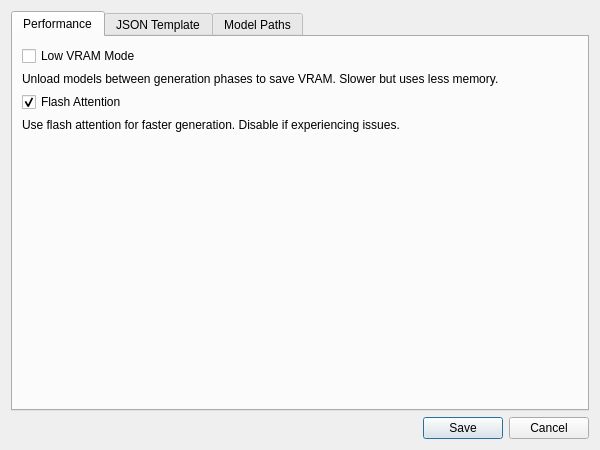
Old version of the form src/AdvancedSettingsDialog.ui in the repository IMbackK/aceradio.
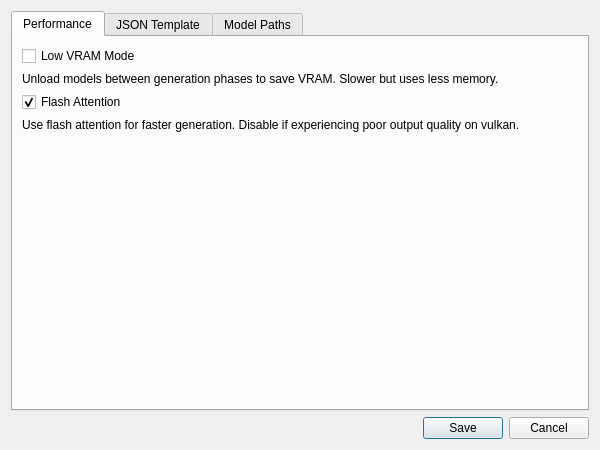
New version of the form.

Commit message: Make fattn off the default due to vulkan issues

```diff
--- a/src/AdvancedSettingsDialog.ui
+++ b/src/AdvancedSettingsDialog.ui
@@ -54,7 +54,7 @@
 								<item>
 							<widget class="QLabel" name="flashAttentionLabel">
 								                                                                         <property name="text">
-								                                                                             <string>Use flash attention for faster generation. Disable if experiencing issues.</string>
+          <string>Use flash attention for faster generation. Disable if experiencing poor output quality on vulkan.</string>
 								                                                                         </property>
 								                                                                         <property name="wordWrap">
 								                                                                                 <bool>true</bool>
```
Left out of the diff: 2 changed lines with no effect on the pictures. Lines whose indentation alone changed are shown as unchanged. The commit also changes 1 other file.
